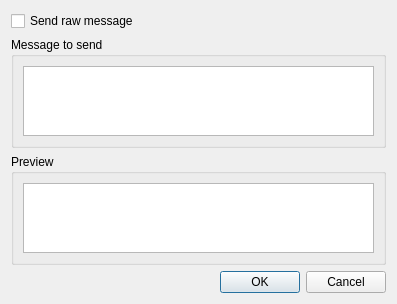
This is src/mumble/TextMessage.ui in mumble-voip/mumble as Qt 5 draws it before an edit. The edited form follows.
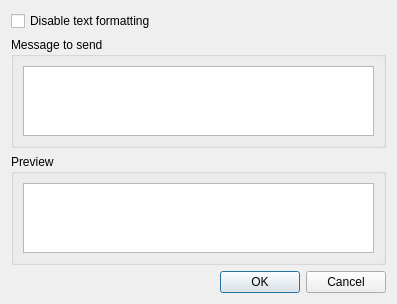
This is the edited form.

Commit message: Raw Message => Disable formatting

What changed in the file:
```diff
--- a/src/mumble/TextMessage.ui
+++ b/src/mumble/TextMessage.ui
@@ -17,7 +17,7 @@
       <string>Disables html formatting</string>
      </property>
      <property name="text">
-      <string>Send raw message</string>
+      <string>Disable text formatting</string>
      </property>
     </widget>
    </item>
```
